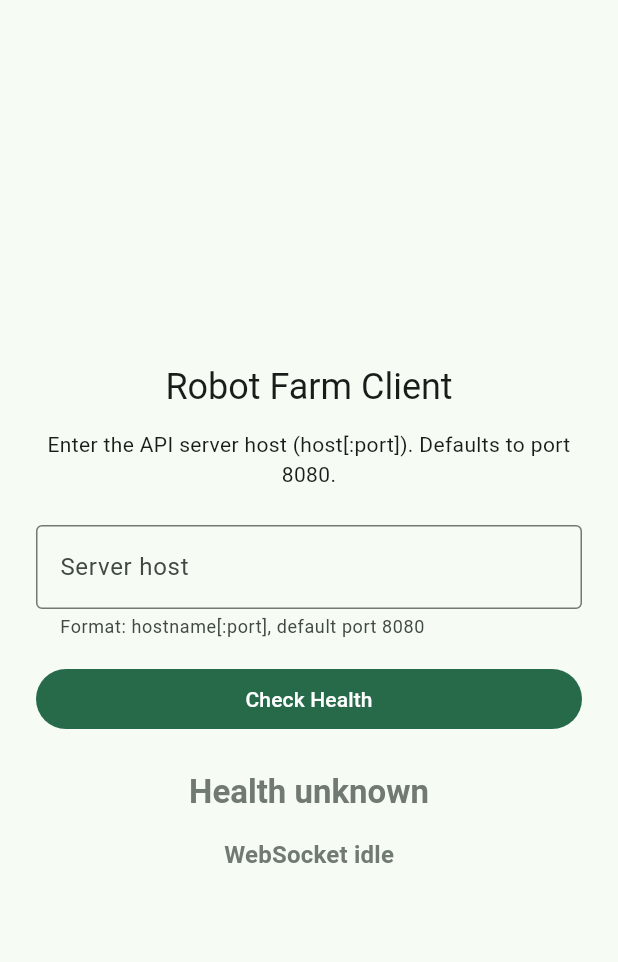
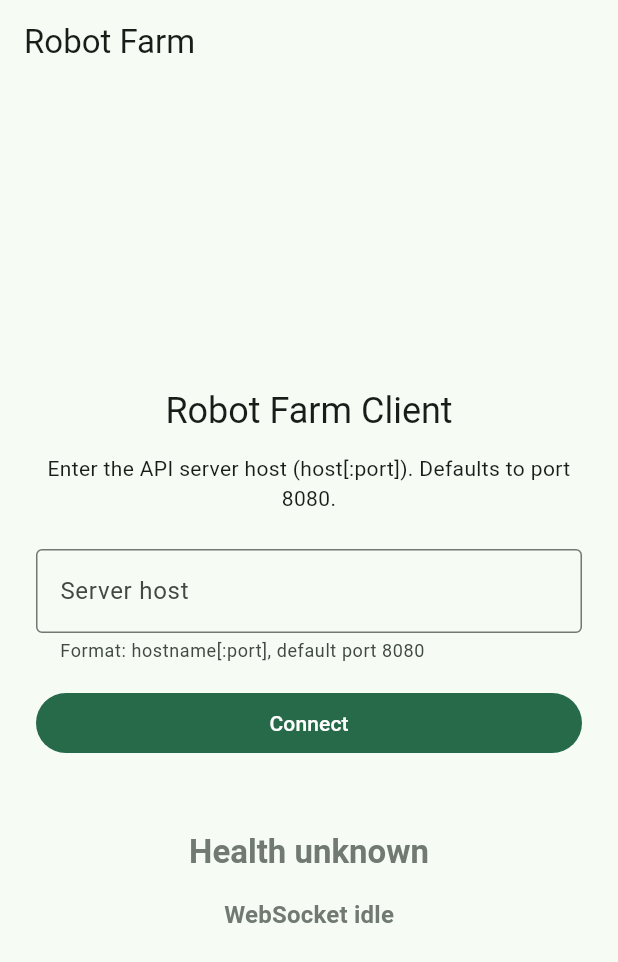
Before and after one commit to robertmsale/robot-farm-rs, a Flutter app: the screen it shows after launch, on a phone screen of 412 x 824 dp. Shown: the top 962 px of the screen. Run offline on Flutter 3.47's test engine with Material 3 defaults, Android fonts, the phone set to English and light mode, and no system bars; our stand-ins replace get, shared_preferences.

Commit message:
More scaffolding

```diff
--- a/client/lib/main.dart
+++ b/client/lib/main.dart
@@ -4,11 +4,13 @@ import 'package:flutter/material.dart';
 import 'package:get/get.dart';
 import 'package:my_api_client/api.dart' as robot_farm_api;
 import 'package:web_socket_channel/web_socket_channel.dart';
+import 'package:shared_preferences/shared_preferences.dart';
 
 import 'utils/ws_channel.dart';
 
 const int kDefaultApiPort = 8080;
 const String kWebsocketPath = '/ws';
+const String kPastLoginsKey = 'past_logins';
 
 void main() {
   WidgetsFlutterBinding.ensureInitialized();
@@ -27,7 +29,17 @@ class RobotFarmApp extends StatelessWidget {
         colorScheme: ColorScheme.fromSeed(seedColor: Colors.greenAccent),
         useMaterial3: true,
       ),
-      home: const ConnectionScreen(),
+      initialRoute: '/',
+      getPages: [
+        GetPage(
+          name: '/',
+          page: () => const ConnectionScreen(),
+        ),
+        GetPage(
+          name: '/home',
+          page: () => const HomeScreen(),
+        ),
+      ],
     );
   }
 }
@@ -42,10 +54,18 @@ class ConnectionController extends GetxController {
   final Rx<WebsocketStatus> websocketStatus = WebsocketStatus.idle.obs;
   final RxnString errorMessage = RxnString();
   final RxnString websocketError = RxnString();
+  final RxList<String> pastLogins = <String>[].obs;
   WebSocketChannel? _webSocketChannel;
   StreamSubscription? _webSocketSubscription;
+  SharedPreferences? _prefs;
 
-  Future<void> checkHealth() async {
+  @override
+  void onInit() {
+    super.onInit();
+    _loadPastLogins();
+  }
+
+  Future<void> connect() async {
     final rawUrl = urlController.text.trim();
     websocketStatus.value = WebsocketStatus.idle;
     websocketError.value = null;
@@ -69,12 +89,21 @@ class ConnectionController extends GetxController {
     }
 
     final healthy = await _performHealthCheck(baseUrl);
-    if (healthy) {
-      await _connectWebsocket(baseUrl);
-    } else {
+    if (!healthy) {
       websocketStatus.value = WebsocketStatus.failed;
       _closeWebSocket();
+      return;
     }
+
+    final socketConnected = await _connectWebsocket(baseUrl);
+    if (!socketConnected) {
+      return;
+    }
+
+    final hostPort = _hostPortFromBase(baseUrl);
+    await _recordLogin(hostPort);
+
+    Get.offAllNamed('/home');
   }
 
   Future<bool> _performHealthCheck(String baseUrl) async {
@@ -105,7 +134,7 @@ class ConnectionController extends GetxController {
     return false;
   }
 
-  Future<void> _connectWebsocket(String baseUrl) async {
+  Future<bool> _connectWebsocket(String baseUrl) async {
     websocketStatus.value = WebsocketStatus.connecting;
     websocketError.value = null;
 
@@ -131,9 +160,11 @@ class ConnectionController extends GetxController {
         },
         cancelOnError: true,
       );
+      return true;
     } catch (error) {
       websocketStatus.value = WebsocketStatus.failed;
       websocketError.value = 'WebSocket failed: $error';
+      return false;
     }
   }
 
@@ -226,11 +257,43 @@ class ConnectionController extends GetxController {
     );
   }
 
+  String _hostPortFromBase(String baseUrl) {
+    final uri = Uri.parse(baseUrl);
+    final port = uri.hasPort ? uri.port : kDefaultApiPort;
+    return '${
+      uri.host
+    }:$port';
+  }
+
   void _closeWebSocket() {
     _webSocketSubscription?.cancel();
     _webSocketSubscription = null;
     _webSocketChannel?.sink.close();
     _webSocketChannel = null;
+  }
+
+  bool get isConnecting =>
+      healthStatus.value == HealthStatus.checking ||
+      websocketStatus.value == WebsocketStatus.connecting;
+
+  Future<void> _loadPastLogins() async {
+    _prefs ??= await SharedPreferences.getInstance();
+    final stored = _prefs!.getStringList(kPastLoginsKey) ?? <String>[];
+    pastLogins.assignAll(stored);
+  }
+
+  Future<void> _recordLogin(String hostPort) async {
+    _prefs ??= await SharedPreferences.getInstance();
+    final updated = <String>[hostPort, ...pastLogins.where((v) => v != hostPort)];
+    if (updated.length > 5) {
+      updated.removeRange(5, updated.length);
+    }
+    pastLogins.assignAll(updated);
+    await _prefs!.setStringList(kPastLoginsKey, updated);
+  }
+
+  void usePastLogin(String hostPort) {
+    urlController.text = hostPort;
   }
 
   @override
@@ -248,6 +311,9 @@ class ConnectionScreen extends GetView<ConnectionController> {
   Widget build(BuildContext context) {
     final theme = Theme.of(context);
     return Scaffold(
+      appBar: AppBar(
+        title: const Text('Robot Farm'),
+      ),
       body: SafeArea(
         child: Center(
           child: ConstrainedBox(
@@ -283,14 +349,10 @@ class ConnectionScreen extends GetView<ConnectionController> {
                     () => SizedBox(
                       width: double.infinity,
                       child: FilledButton(
-                        onPressed:
-                            controller.healthStatus.value ==
-                                HealthStatus.checking
+                        onPressed: controller.isConnecting
                             ? null
-                            : controller.checkHealth,
-                        child:
-                            controller.healthStatus.value ==
-                                HealthStatus.checking
+                            : controller.connect,
+                        child: controller.isConnecting
                             ? const SizedBox(
                                 width: 18,
                                 height: 18,
@@ -301,9 +363,40 @@ class ConnectionScreen extends GetView<ConnectionController> {
                                   ),
                                 ),
                               )
-                            : const Text('Check Health'),
+                            : const Text('Connect'),
                       ),
                     ),
+                  ),
+                  const SizedBox(height: 24),
+                  Obx(
+                    () {
+                      if (controller.pastLogins.isEmpty) {
+                        return const SizedBox.shrink();
+                      }
+                      return Column(
+                        crossAxisAlignment: CrossAxisAlignment.stretch,
+                        children: [
+                          Text(
+                            'Recent connections',
+                            style: theme.textTheme.labelLarge,
+                          ),
+                          const SizedBox(height: 8),
+                          Wrap(
+                            spacing: 8,
+                            runSpacing: 8,
+                            children: controller.pastLogins
+                                .map(
+                                  (host) => ActionChip(
+                                    label: Text(host),
+                                    onPressed: () =>
+                                        controller.usePastLogin(host),
+                                  ),
+                                )
+                                .toList(),
+                          ),
+                        ],
+                      );
+                    },
                   ),
                   const SizedBox(height: 24),
                   Obx(
@@ -362,3 +455,26 @@ class ConnectionScreen extends GetView<ConnectionController> {
     );
   }
 }
+
+class HomeScreen extends StatelessWidget {
+  const HomeScreen({super.key});
+
+  @override
+  Widget build(BuildContext context) {
+    return Scaffold(
+      appBar: AppBar(
+        title: const Text('Robot Farm'),
+        leading: IconButton(
+          icon: const Icon(Icons.arrow_back),
+          onPressed: () => Get.offAllNamed('/'),
+        ),
+      ),
+      body: const Center(
+        child: Text(
+          'Coming soon',
+          style: TextStyle(fontSize: 24, fontWeight: FontWeight.w600),
+        ),
+      ),
+    );
+  }
+}
--- a/client/pubspec.yaml
+++ b/client/pubspec.yaml
@@ -38,6 +38,7 @@ dependencies:
     path: ../openapi/flutter_client
   get: ^4.6.6
   web_socket_channel: ^2.4.0
+  shared_preferences: ^2.3.3
 
 dev_dependencies:
   flutter_test:
```
Also changed, not shown: client/lib/components/codex_feed.dart (added), client/lib/components/controllers/codex_feed_controller.dart (added), client/lib/components/models/codex_feed_model.dart (added), client/lib/sheets/models/codex_feed_model.dart (added), client/pubspec.lock, 11 other files.
